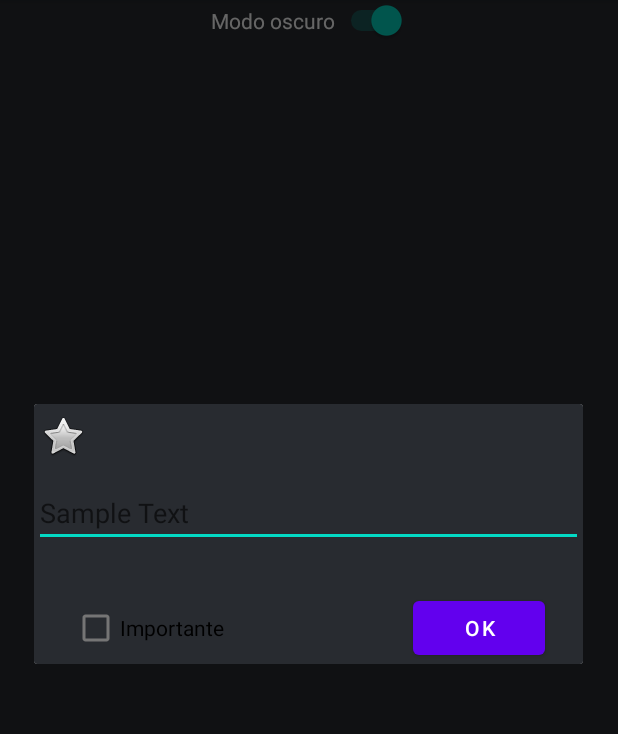
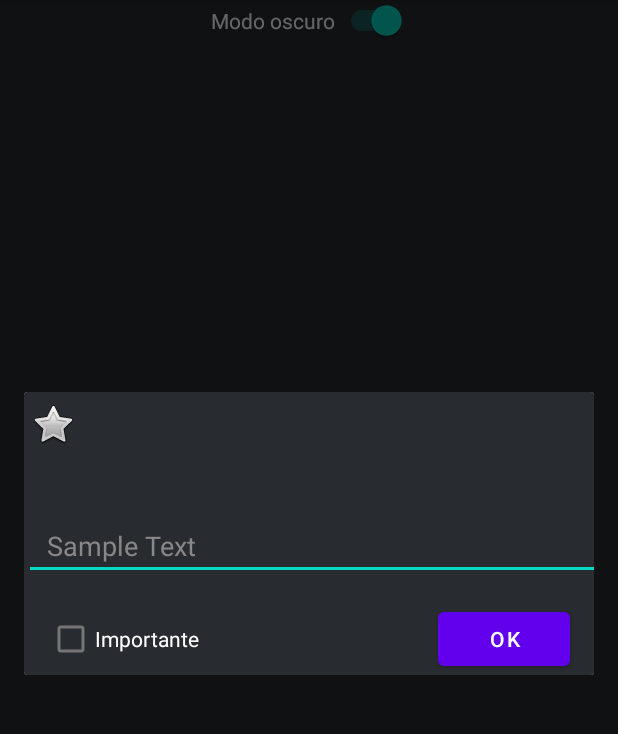
Before and after one commit to enekor/ProyectoAndroidT1, an Android app: the screen it shows after launch (MainActivity), after a tap on "Item", on a phone screen of 412 x 824 dp, the part 84-818 px from its top. Run offline under Robolectric (Android 15) with nearby library versions, the phone set to English and light mode, and no system bars.

Commit message:
bugs arreglados

```diff
--- a/app/src/main/java/com/example/keepneo/Adaptator.java
+++ b/app/src/main/java/com/example/keepneo/Adaptator.java
@@ -48,8 +48,8 @@ public class Adaptator extends RecyclerView.Adapter<Adaptator.ViewHolder> {
         if(modoOscuro){
             holder.texto.setTextColor(Color.WHITE);
             if(notas.get(position).importante){
-                holder.layout.setBackgroundColor(Color.rgb(34,1,51));
-                holder.texto.setTextColor(Color.GRAY);
+                holder.layout.setBackgroundColor(Color.rgb(63,14,88));
+                holder.texto.setTextColor(Color.WHITE);
             }
         }else{
             holder.texto.setTextColor(Color.BLACK);
--- a/app/src/main/java/com/example/keepneo/MainActivity.java
+++ b/app/src/main/java/com/example/keepneo/MainActivity.java
@@ -53,8 +53,8 @@ public class MainActivity extends AppCompatActivity implements OnClick {
     @Override
     public boolean onOptionsItemSelected(@NonNull MenuItem item) {
         if(item.getItemId() == R.id.newNote){
-            NewNote nn = new NewNote(modoOscuro);
-            nn.show(getSupportFragmentManager(),null);
+            ViewNote vn = new ViewNote(null,-1,modoOscuro,true);
+            vn.show(getSupportFragmentManager(),null);
         }
         return false;
     }
@@ -62,7 +62,7 @@ public class MainActivity extends AppCompatActivity implements OnClick {
     @Override
     public void onClick(int posicion) {
         //Toast.makeText(this, ""+posicion, Toast.LENGTH_SHORT).show();
-        ViewNote vn = new ViewNote(notas.get(posicion),posicion,modoOscuro);
+        ViewNote vn = new ViewNote(notas.get(posicion),posicion,modoOscuro,false);
         vn.show(getSupportFragmentManager(),null);
     }
 
@@ -166,23 +166,27 @@ public class MainActivity extends AppCompatActivity implements OnClick {
         return alerta.create();
     }
 
+    /**
+     * cambia de modo de color (oscuro o no) dependiendo de la variable modoOscuro,
+     * que determina el modo actual
+     */
     private void cambiarModo() {
-       // Toast.makeText(MainActivity.this, ""+modoOscuro, Toast.LENGTH_SHORT).show();
 
         if(this.modoOscuro){
-            //Toast.makeText(this, "true", Toast.LENGTH_SHORT).show();
             layout.setBackgroundColor(Color.rgb(40,43,48));
             listado.setBackgroundColor(Color.rgb(40,43,48));
             oscuroCheck.setTextColor(Color.WHITE);
         }else{
-            //Toast.makeText(this, "false", Toast.LENGTH_SHORT).show();
-            layout.setBackgroundColor(Color.WHITE);
-            listado.setBackgroundColor(Color.WHITE);
+            layout.setBackgroundColor(Color.rgb(240,240,240));
+            listado.setBackgroundColor(Color.rgb(240,240,240));
             oscuroCheck.setTextColor(Color.BLACK);
         }
         setAdaptador();
     }
 
+    /**
+     * donde se almacenan los listener de los botones (en este caso solo 1)
+     */
     private void listeners(){
         oscuroCheck.setOnCheckedChangeListener(new CompoundButton.OnCheckedChangeListener() {
             @RequiresApi(api = Build.VERSION_CODES.O)
@@ -191,7 +195,6 @@ public class MainActivity extends AppCompatActivity implements OnClick {
                 modoOscuro = isChecked;
 
                 cambiarModo();
-                //setAdaptador();
             }
         });
     }
--- a/app/src/main/java/com/example/keepneo/NewNote.java
+++ /dev/null
@@ -1,103 +0,0 @@
-package com.example.keepneo;
-
-import android.app.AlertDialog;
-import android.app.Dialog;
-import android.graphics.Color;
-import android.os.Bundle;
-import android.view.LayoutInflater;
-import android.view.View;
-import android.widget.Button;
-import android.widget.CheckBox;
-import android.widget.CompoundButton;
-import android.widget.EditText;
-import android.widget.ImageView;
-import android.widget.Toast;
-
-import androidx.annotation.NonNull;
-import androidx.annotation.Nullable;
-import androidx.constraintlayout.widget.ConstraintLayout;
-import androidx.fragment.app.DialogFragment;
-
-import java.util.Objects;
-
-public class NewNote extends DialogFragment {
-
-    private Button boton;
-    private CheckBox checkImportante;
-    private ImageView importante,noImportante;
-    private EditText texto;
-    private MainActivity main;
-    private ConstraintLayout layout;
-    private boolean oscuro;
-
-    public NewNote(boolean oscuro){
-        this.oscuro= oscuro;
-    }
-
-    @NonNull
-    @Override
-    public Dialog onCreateDialog(@Nullable Bundle savedInstanceState) {
-
-        AlertDialog.Builder builder = new AlertDialog.Builder(getActivity());
-        LayoutInflater inflater = Objects.requireNonNull(getActivity()).getLayoutInflater();
-        View dialogoView = inflater.inflate(R.layout.note,null);
-
-        boton = dialogoView.findViewById(R.id.noteOk);
-        checkImportante = dialogoView.findViewById(R.id.importantCheck);
-        importante = dialogoView.findViewById(R.id.noteImportant);
-        noImportante = dialogoView.findViewById(R.id.noteNotInportant);
-        texto = dialogoView.findViewById(R.id.noteText);
-        layout = dialogoView.findViewById(R.id.layoutNota);
-
-        if(oscuro){
-            layout.setBackgroundColor(Color.rgb(40,43,48));
-            texto.setTextColor(Color.WHITE);
-        }else{
-            layout.setBackgroundColor(Color.WHITE);
-            texto.setTextColor(Color.BLACK);
-        }
-
-        noImportante.setVisibility(View.VISIBLE);
-        importante.setVisibility(View.GONE);
-
-        builder.setView(dialogoView);
-
-        /**
-         * cuando le des al checkBox se cambia de forma la estrella de importante
-         */
-        checkImportante.setOnCheckedChangeListener(new CompoundButton.OnCheckedChangeListener() {
-            @Override
-            public void onCheckedChanged(CompoundButton buttonView, boolean isChecked) {
-                if (isChecked) {
-                    importante.setVisibility(View.VISIBLE);
-                    noImportante.setVisibility(View.GONE);
-                } else {
-                    importante.setVisibility(View.GONE);
-                    noImportante.setVisibility(View.VISIBLE);
-                }
-            }
-        });
-
-        /**
-         * cuando le das click al boton se almacenan los datos en un objeto nota y se pasan al main por el metodo de nueva nota
-         */
-        boton.setOnClickListener(new View.OnClickListener() {
-
-            @Override
-            public void onClick(View v) {
-                main =  (MainActivity) getActivity();
-                if (texto.getText().toString().equals("")) {
-                    main.notaSinTexto();
-                } else {
-                    Nota nota = new Nota();
-                    nota.setTexto(texto.getText().toString());
-                    nota.setImportante(checkImportante.isChecked());
-                    main.newNote(nota);
-                    dismiss();
-                }
-            }
-        });
-
-        return builder.create();
-    }
-}
--- a/app/src/main/java/com/example/keepneo/ViewNote.java
+++ b/app/src/main/java/com/example/keepneo/ViewNote.java
@@ -22,15 +22,20 @@ public class ViewNote extends DialogFragment {
     private Button guardar;
     private Nota note;
     private ConstraintLayout layout;
+    private boolean nuevo;
 
     private MainActivity main;
     private int posicion;
     private boolean oscuro;
 
-    public ViewNote(Nota note,int posicion,boolean oscuro){
+    public ViewNote(Nota note,int posicion,boolean oscuro, boolean nuevo){
+        if(note==null){
+            note = new Nota();
+        }
         this.note=note;
         this.posicion = posicion;
         this.oscuro = oscuro;
+        this.nuevo=nuevo;
     }
 
     @NonNull
@@ -52,9 +57,13 @@ public class ViewNote extends DialogFragment {
         if(oscuro){
             layout.setBackgroundColor(Color.rgb(40,43,48));
             texto.setTextColor(Color.WHITE);
+            texto.setHintTextColor(Color.GRAY);
+            importante.setTextColor(Color.WHITE);
         }else{
-            layout.setBackgroundColor(Color.WHITE);
+            layout.setBackgroundColor(Color.rgb(240,240,240));
             texto.setTextColor(Color.BLACK);
+            texto.setHintTextColor(Color.GRAY);
+            importante.setTextColor(Color.BLACK);
         }
 
         if(importante.isChecked()){
@@ -91,9 +100,20 @@ public class ViewNote extends DialogFragment {
             public void onClick(View v) {
                 main = (MainActivity) getActivity();
 
-                Nota nota = new Nota(texto.getText().toString(),importante.isChecked());
-                main.saveNote(nota,posicion);
-
+                if(!nuevo) {
+                    Nota nota = new Nota(texto.getText().toString(), importante.isChecked());
+                    main.saveNote(nota, posicion);
+                }else{
+                    if (texto.getText().toString().equals("")) {
+                        main.notaSinTexto();
+                    } else {
+                        Nota nota = new Nota();
+                        nota.setTexto(texto.getText().toString());
+                        nota.setImportante(importante.isChecked());
+                        main.newNote(nota);
+                        dismiss();
+                    }
+                }
                 dismiss();
             }
         });
--- a/app/src/main/res/layout/note.xml
+++ b/app/src/main/res/layout/note.xml
@@ -1,32 +1,28 @@
 <?xml version="1.0" encoding="utf-8"?>
 <androidx.constraintlayout.widget.ConstraintLayout xmlns:android="http://schemas.android.com/apk/res/android"
                                                    xmlns:app="http://schemas.android.com/apk/res-auto"
-                                                   xmlns:tools="http://schemas.android.com/tools"
                                                    android:layout_width="match_parent"
                                                    android:layout_height="match_parent" android:id="@+id/layoutNota">
 
     <EditText
             android:id="@+id/noteText"
-            android:layout_width="366dp"
+            android:layout_width="410dp"
             android:layout_height="wrap_content"
-            android:ems="10"
             android:gravity="start|top"
             android:hint="Sample Text"
             android:inputType="textMultiLine"
-            app:layout_constraintEnd_toEndOf="parent"
             app:layout_constraintStart_toStartOf="parent"
-            app:layout_constraintTop_toTopOf="parent" android:layout_marginTop="50dp"/>
-
+            app:layout_constraintTop_toTopOf="parent"
+            android:layout_marginTop="80dp"
+            android:paddingLeft="15dp"/>
     <CheckBox
             android:id="@+id/importantCheck"
             android:layout_width="wrap_content"
             android:layout_height="wrap_content"
-            android:layout_marginStart="25dp"
-            android:layout_marginTop="30dp"
             android:text="Importante"
             app:layout_constraintStart_toStartOf="parent"
-            app:layout_constraintTop_toBottomOf="@+id/noteText"/>
-
+            android:layout_marginStart="15dp" app:layout_constraintTop_toBottomOf="@+id/noteText"
+            android:layout_marginTop="15dp"/>
     <ImageView
             android:id="@+id/noteImportant"
             android:layout_width="wrap_content"
@@ -41,12 +37,10 @@
             android:id="@+id/noteOk"
             android:layout_width="wrap_content"
             android:layout_height="wrap_content"
-            android:layout_marginTop="30dp"
-            android:layout_marginEnd="25dp"
+            android:layout_marginEnd="16dp"
             android:text="Ok"
             app:layout_constraintEnd_toEndOf="parent"
-            app:layout_constraintTop_toBottomOf="@+id/noteText"/>
-
+            app:layout_constraintTop_toBottomOf="@+id/noteText" android:layout_marginTop="15dp"/>
     <ImageView
             android:id="@+id/noteNotInportant"
             android:layout_width="wrap_content"
--- a/build.gradle
+++ b/build.gradle
@@ -5,7 +5,7 @@ buildscript {
         mavenCentral()
     }
     dependencies {
-        classpath "com.android.tools.build:gradle:4.2.0"
+        classpath 'com.android.tools.build:gradle:7.0.0'
 
         // NOTE: Do not place your application dependencies here; they belong
         // in the individual module build.gradle files
```
Also changed, not shown: gradle/wrapper/gradle-wrapper.properties.
